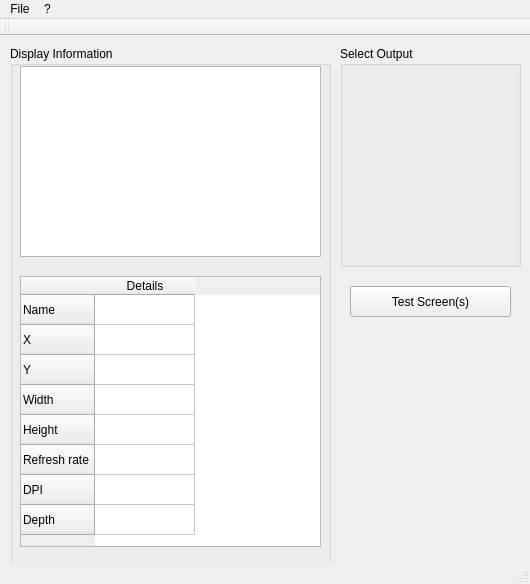
Before: the Qt Designer form DisplaySelector/mainwindow.ui in AlexRadacki/QtSfCM, drawn with Qt 5.
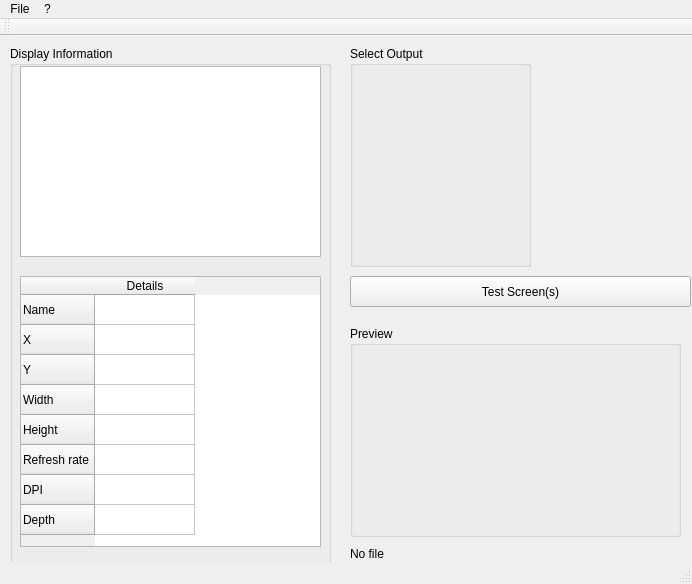
After: the same form once the commit is applied.

What changed in the file:
```diff
--- a/DisplaySelector/mainwindow.ui
+++ b/DisplaySelector/mainwindow.ui
@@ -6,7 +6,7 @@
    <rect>
     <x>0</x>
     <y>0</y>
-    <width>530</width>
+    <width>692</width>
     <height>584</height>
    </rect>
   </property>
@@ -101,7 +101,7 @@
    <widget class="QGroupBox" name="displaySelectorBox">
     <property name="geometry">
      <rect>
-      <x>340</x>
+      <x>350</x>
       <y>10</y>
       <width>181</width>
       <height>221</height>
@@ -130,8 +130,8 @@
     <property name="geometry">
      <rect>
       <x>350</x>
-      <y>250</y>
-      <width>161</width>
+      <y>240</y>
+      <width>341</width>
       <height>31</height>
      </rect>
     </property>
@@ -139,6 +139,32 @@
      <string>Test Screen(s)</string>
     </property>
    </widget>
+   <widget class="QGroupBox" name="videoBox">
+    <property name="geometry">
+     <rect>
+      <x>350</x>
+      <y>290</y>
+      <width>331</width>
+      <height>211</height>
+     </rect>
+    </property>
+    <property name="title">
+     <string>Preview</string>
+    </property>
+   </widget>
+   <widget class="QLabel" name="fileNameLabel">
+    <property name="geometry">
+     <rect>
+      <x>350</x>
+      <y>510</y>
+      <width>331</width>
+      <height>16</height>
+     </rect>
+    </property>
+    <property name="text">
+     <string>No file</string>
+    </property>
+   </widget>
   </widget>
   <widget class="QToolBar" name="mainToolBar">
    <attribute name="toolBarArea">
@@ -154,7 +180,7 @@
     <rect>
      <x>0</x>
      <y>0</y>
-     <width>530</width>
+     <width>692</width>
      <height>21</height>
     </rect>
    </property>
```
